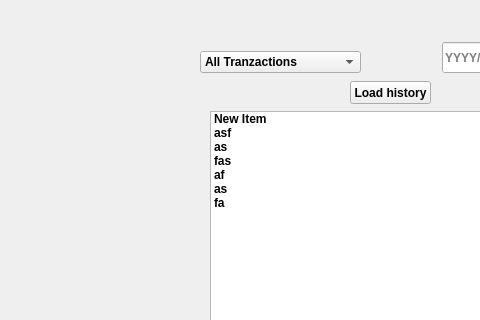
This is 3_Solution/CleverClient/dashboard.ui in georgecpp/CleverPocket as Qt 5 draws it before an edit; both pictures show x 140 to 620 and y 179 to 499 of the 1360 by 768 pixel window. The edited form follows.
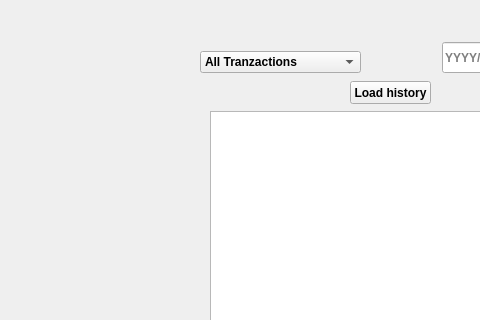
This is the edited form.

The edit to the form file:
```diff
--- a/3_Solution/CleverClient/dashboard.ui
+++ b/3_Solution/CleverClient/dashboard.ui
@@ -783,41 +783,6 @@
        <height>441</height>
       </rect>
      </property>
-     <item>
-      <property name="text">
-       <string>New Item</string>
-      </property>
-     </item>
-     <item>
-      <property name="text">
-       <string>asf</string>
-      </property>
-     </item>
-     <item>
-      <property name="text">
-       <string>as</string>
-      </property>
-     </item>
-     <item>
-      <property name="text">
-       <string>fas</string>
-      </property>
-     </item>
-     <item>
-      <property name="text">
-       <string>af</string>
-      </property>
-     </item>
-     <item>
-      <property name="text">
-       <string>as</string>
-      </property>
-     </item>
-     <item>
-      <property name="text">
-       <string>fa</string>
-      </property>
-     </item>
     </widget>
     <widget class="QComboBox" name="financeTypePicker">
      <property name="geometry">
```
